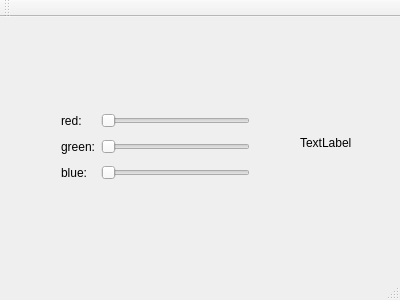
Before: the Qt Designer form student/11/colorpicker_designer/mainwindow.ui in hyperixd/OH2C, drawn with Qt 5.
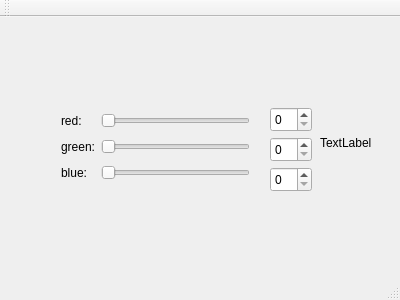
After: the same form once the commit is applied.

Commit message: Finished colorpicker

```diff
--- a/student/11/colorpicker_designer/mainwindow.ui
+++ b/student/11/colorpicker_designer/mainwindow.ui
@@ -71,7 +71,7 @@
    <widget class="QLabel" name="colorLabel">
     <property name="geometry">
      <rect>
-      <x>300</x>
+      <x>320</x>
       <y>100</y>
       <width>62</width>
       <height>51</height>
@@ -81,6 +81,45 @@
      <string>TextLabel</string>
     </property>
    </widget>
+   <widget class="QSpinBox" name="spinBoxRed">
+    <property name="geometry">
+     <rect>
+      <x>270</x>
+      <y>90</y>
+      <width>42</width>
+      <height>25</height>
+     </rect>
+    </property>
+    <property name="maximum">
+     <number>255</number>
+    </property>
+   </widget>
+   <widget class="QSpinBox" name="spinBoxGreen">
+    <property name="geometry">
+     <rect>
+      <x>270</x>
+      <y>120</y>
+      <width>42</width>
+      <height>25</height>
+     </rect>
+    </property>
+    <property name="maximum">
+     <number>255</number>
+    </property>
+   </widget>
+   <widget class="QSpinBox" name="spinBoxBlue">
+    <property name="geometry">
+     <rect>
+      <x>270</x>
+      <y>150</y>
+      <width>42</width>
+      <height>25</height>
+     </rect>
+    </property>
+    <property name="maximum">
+     <number>255</number>
+    </property>
+   </widget>
   </widget>
   <widget class="QMenuBar" name="menuBar">
    <property name="geometry">
```
Left out of the diff: 101 changed lines with no effect on the pictures.
